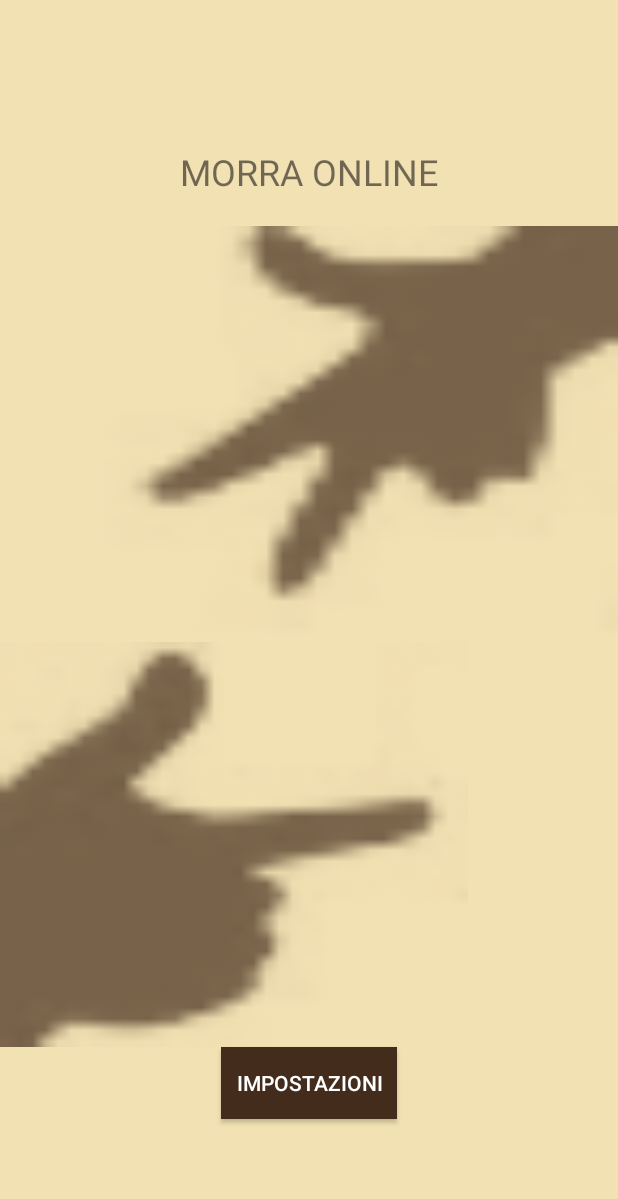
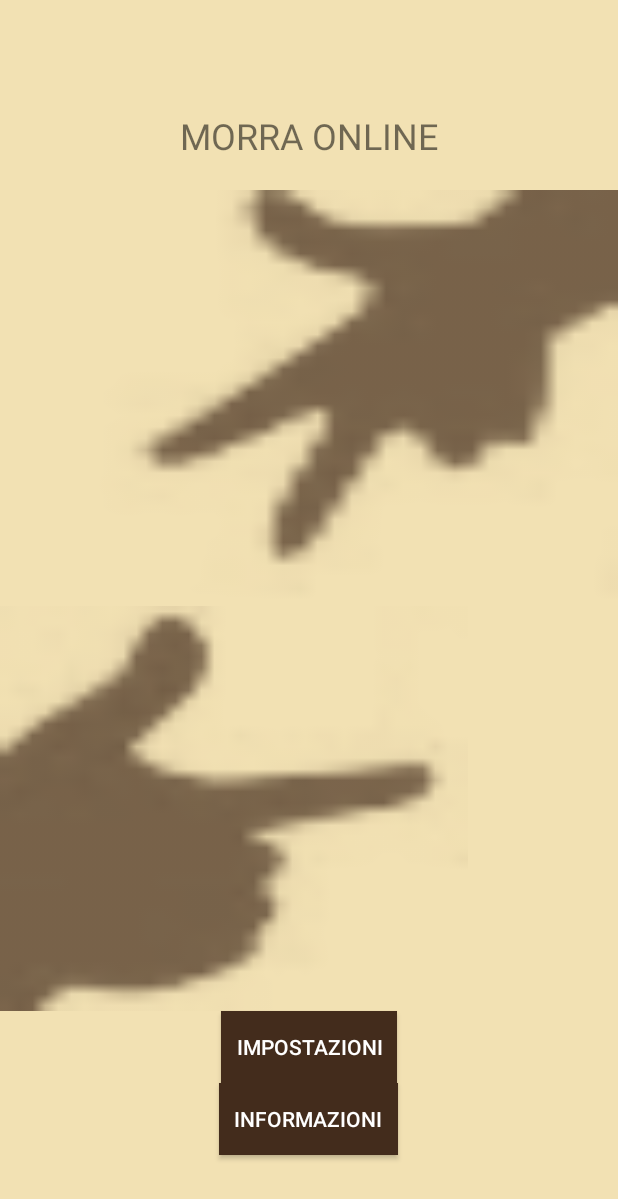
Before and after one commit to BiagioeCarmine/Morra_online_app, an Android app: the screen it shows after launch (MainActivity), on a phone screen of 412 x 824 dp. Shown: the top 1199 px of the screen. Run offline under Robolectric (Android 15) with nearby library versions, the light colour scheme and no system bars.

Commit message:
aggiunte informazioni per ringraziare Carriero per le mani

```diff
--- a/app/build.gradle
+++ b/app/build.gradle
@@ -29,6 +29,7 @@ dependencies {
     implementation 'androidx.constraintlayout:constraintlayout:1.1.3'
     implementation 'androidx.navigation:navigation-fragment:2.1.0'
     implementation 'androidx.navigation:navigation-ui:2.1.0'
+    implementation 'androidx.legacy:legacy-support-v4:1.0.0'
     testImplementation 'junit:junit:4.12'
     androidTestImplementation 'androidx.test.ext:junit:1.1.2'
     androidTestImplementation 'androidx.test.espresso:espresso-core:3.3.0'
--- a/app/src/main/java/com/carminezacc/morra/Home.java
+++ b/app/src/main/java/com/carminezacc/morra/Home.java
@@ -4,6 +4,7 @@ import android.os.Bundle;
 import android.view.LayoutInflater;
 import android.view.View;
 import android.view.ViewGroup;
+import android.widget.Button;
 import android.widget.ImageButton;
 
 import androidx.annotation.NonNull;
@@ -14,6 +15,7 @@ import androidx.navigation.fragment.NavHostFragment;
 public class Home extends Fragment {
     ImageButton mmButton; // tasto matchmaking
     ImageButton friendsButton;  // tasto gioca con amici
+    Button aboutButton; // tasto "informazioni"
 
 
     @Override
@@ -28,6 +30,7 @@ public class Home extends Fragment {
         super.onViewCreated(view, savedInstanceState);
         mmButton = view.findViewById(R.id.imageButton2);
         friendsButton = view.findViewById(R.id.imageButton3);
+        aboutButton = view.findViewById(R.id.aboutButton);
 
         mmButton.setOnClickListener(new View.OnClickListener() {
             @Override
@@ -44,5 +47,13 @@ public class Home extends Fragment {
                         .navigate(R.id.goToFriends);
             }
         });
+
+        aboutButton.setOnClickListener(new View.OnClickListener() {
+            @Override
+            public void onClick(View view) {
+                NavHostFragment.findNavController(Home.this)
+                        .navigate(R.id.goToAbout);
+            }
+        });
     }
 }
--- a/app/src/main/res/layout/home.xml
+++ b/app/src/main/res/layout/home.xml
@@ -50,14 +50,22 @@
         android:text="MATCHMAKING"
         android:textColor="#FFFFFF"
         android:textSize="24sp" /-->
-
     <Button
-        android:id="@+id/button5"
+        android:id="@+id/settingsButton"
         android:background="#432c1c"
         android:textColor="@android:color/white"
         android:layout_width="wrap_content"
         android:padding="10dp"
         android:layout_height="wrap_content"
         android:text="Impostazioni" />
+    <Button
+        android:id="@+id/aboutButton"
+        android:background="#432c1c"
+        android:textColor="@android:color/white"
+        android:layout_width="wrap_content"
+        android:padding="10dp"
+        android:layout_height="wrap_content"
+        android:text="INFORMAZIONI" />
+
 
 </LinearLayout>
--- a/app/src/main/res/navigation/nav_graph.xml
+++ b/app/src/main/res/navigation/nav_graph.xml
@@ -17,6 +17,12 @@
         <action
             android:id="@+id/goToFriends"
             app:destination="@id/play_with_friends" />
+        <action
+            android:id="@+id/goToAbout"
+            app:destination="@id/about" />
+        <action
+            android:id="@+id/goToSettings"
+            app:destination="@id/settings" />
     </fragment>
     <fragment
         android:id="@+id/play_with_friends"
@@ -38,4 +44,24 @@
             android:id="@+id/mm_to_home"
             app:destination="@id/home" />
     </fragment>
+    <fragment
+        android:id="@+id/settings"
+        android:name="com.carminezacc.morra.Settings"
+        android:label="Settings"
+        tools:layout="@layout/fragment_settings">
+
+        <action
+            android:id="@+id/settings_to_home"
+            app:destination="@id/home" />
+    </fragment>
+    <fragment
+        android:id="@+id/about"
+        android:name="com.carminezacc.morra.About"
+        android:label="About"
+        tools:layout="@layout/fragment_about">
+
+        <action
+            android:id="@+id/about_to_home"
+            app:destination="@id/home" />
+    </fragment>
 </navigation>
--- a/app/src/main/res/values/strings.xml
+++ b/app/src/main/res/values/strings.xml
@@ -9,4 +9,8 @@
 
     <string name="hello_first_fragment">Hello first fragment</string>
     <string name="hello_second_fragment">Hello second fragment. Arg: %1$s</string>
+    <!-- TODO: Remove or change this placeholder text -->
+    <string name="about_text">
+        La home page contiene illustrazioni (le mani) estratte dal logo utilizzato per promuovere il Campionato Regionale di Morra organizzato dall\'ASD Giochiamo Insieme la Morra a Sant\'Ilario di Atella (PZ)
+    </string>
 </resources>
```
Also changed, not shown: app/src/main/java/com/carminezacc/morra/About.java (added, +64 -0 lines), app/src/main/java/com/carminezacc/morra/Settings.java (added, +64 -0 lines), app/src/main/res/layout/fragment_about.xml (added, +14 -0 lines), app/src/main/res/layout/fragment_settings.xml (added, +14 -0 lines).
